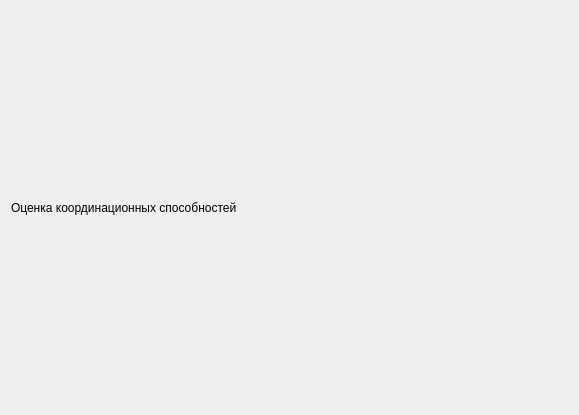
Before: the Qt Designer form personal_programs/visuals/visuals/man_coord/mancoordppvisualwidget.ui in grigp/a-analyser, drawn with Qt 5.
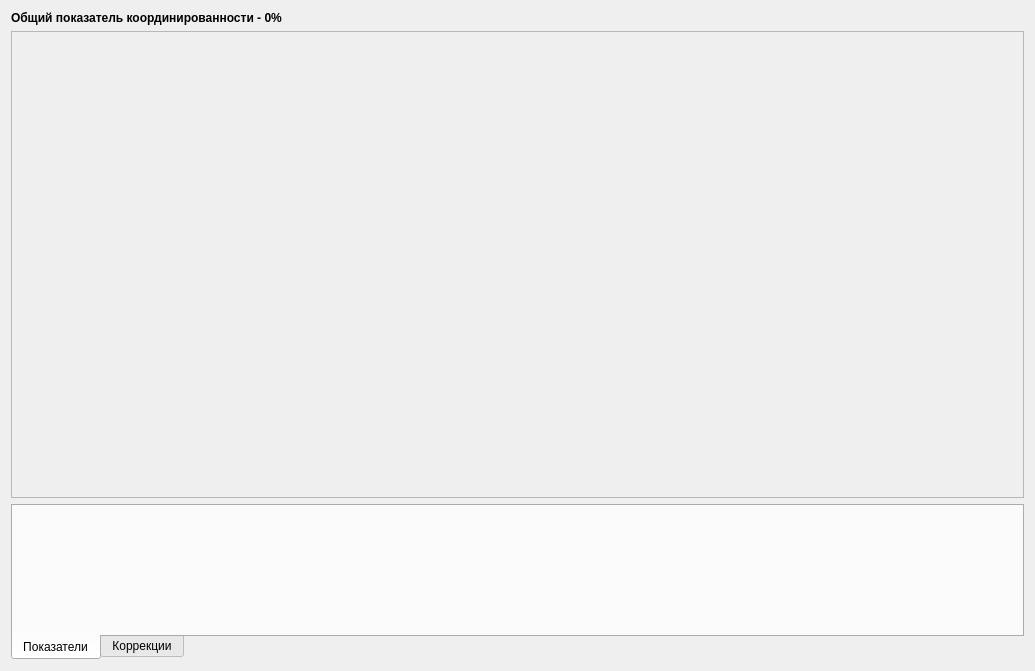
After: the same form once the commit is applied.

Commit message: Работа над визуализатором ИП "Анализ координационных способностей"

```diff
--- a/personal_programs/visuals/visuals/man_coord/mancoordppvisualwidget.ui
+++ b/personal_programs/visuals/visuals/man_coord/mancoordppvisualwidget.ui
@@ -6,8 +6,8 @@
    <rect>
     <x>0</x>
     <y>0</y>
-    <width>579</width>
-    <height>415</height>
+    <width>1035</width>
+    <height>671</height>
    </rect>
   </property>
   <property name="windowTitle">
@@ -15,12 +15,83 @@
   </property>
   <layout class="QVBoxLayout" name="verticalLayout">
    <item>
-    <widget class="QLabel" name="label">
+    <widget class="QLabel" name="lblGeneralCoordFactor">
+     <property name="sizePolicy">
+      <sizepolicy hsizetype="Preferred" vsizetype="Fixed">
+       <horstretch>0</horstretch>
+       <verstretch>0</verstretch>
+      </sizepolicy>
+     </property>
+     <property name="font">
+      <font>
+       <weight>75</weight>
+       <bold>true</bold>
+      </font>
+     </property>
      <property name="text">
-      <string>Оценка координационных способностей</string>
+      <string>Общий показатель координированности - 0%</string>
      </property>
     </widget>
    </item>
+   <item>
+    <widget class="QFrame" name="frFactors">
+     <property name="sizePolicy">
+      <sizepolicy hsizetype="Preferred" vsizetype="Preferred">
+       <horstretch>0</horstretch>
+       <verstretch>3</verstretch>
+      </sizepolicy>
+     </property>
+     <property name="frameShape">
+      <enum>QFrame::StyledPanel</enum>
+     </property>
+     <property name="frameShadow">
+      <enum>QFrame::Raised</enum>
+     </property>
+     <layout class="QVBoxLayout" name="verticalLayout_2">
+      <property name="spacing">
+       <number>1</number>
+      </property>
+      <property name="leftMargin">
+       <number>1</number>
+      </property>
+      <property name="topMargin">
+       <number>2</number>
+      </property>
+      <property name="rightMargin">
+       <number>1</number>
+      </property>
+      <property name="bottomMargin">
+       <number>2</number>
+      </property>
+     </layout>
+    </widget>
+   </item>
+   <item>
+    <widget class="QTabWidget" name="twDiagrams">
+     <property name="sizePolicy">
+      <sizepolicy hsizetype="Expanding" vsizetype="Expanding">
+       <horstretch>0</horstretch>
+       <verstretch>1</verstretch>
+      </sizepolicy>
+     </property>
+     <property name="tabPosition">
+      <enum>QTabWidget::South</enum>
+     </property>
+     <property name="currentIndex">
+      <number>0</number>
+     </property>
+     <widget class="QWidget" name="tabFactors">
+      <attribute name="title">
+       <string>Показатели</string>
+      </attribute>
+     </widget>
+     <widget class="QWidget" name="tabCorrections">
+      <attribute name="title">
+       <string>Коррекции</string>
+      </attribute>
+     </widget>
+    </widget>
+   </item>
   </layout>
  </widget>
  <resources/>
```
The commit also changes 10 other files.
